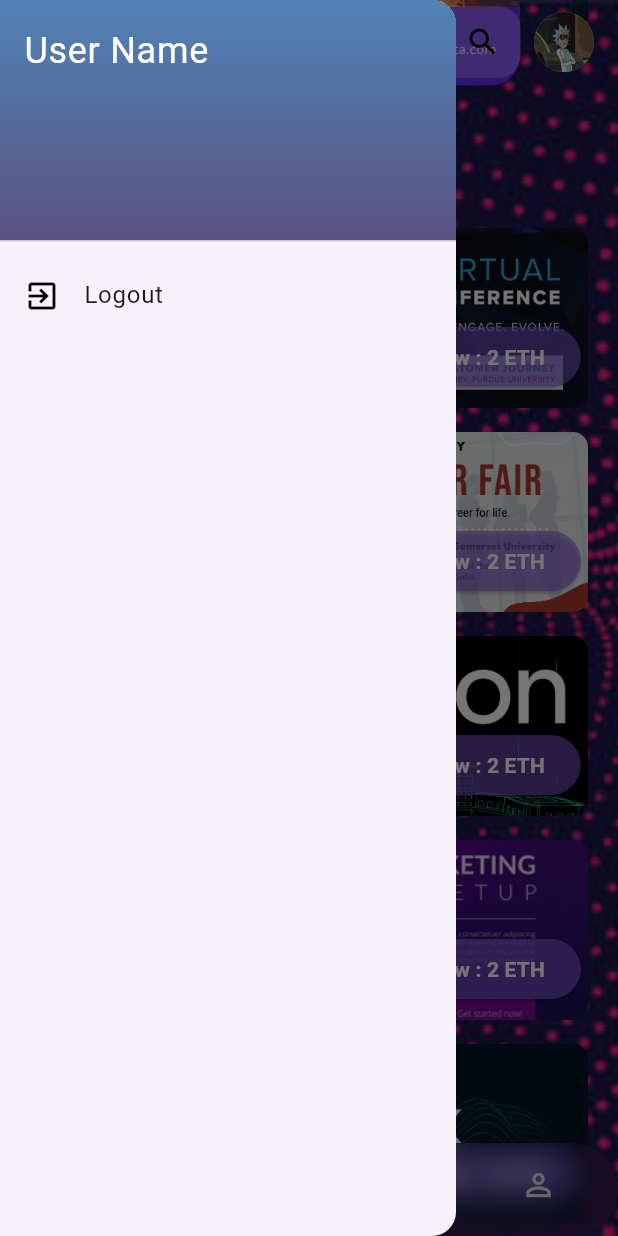
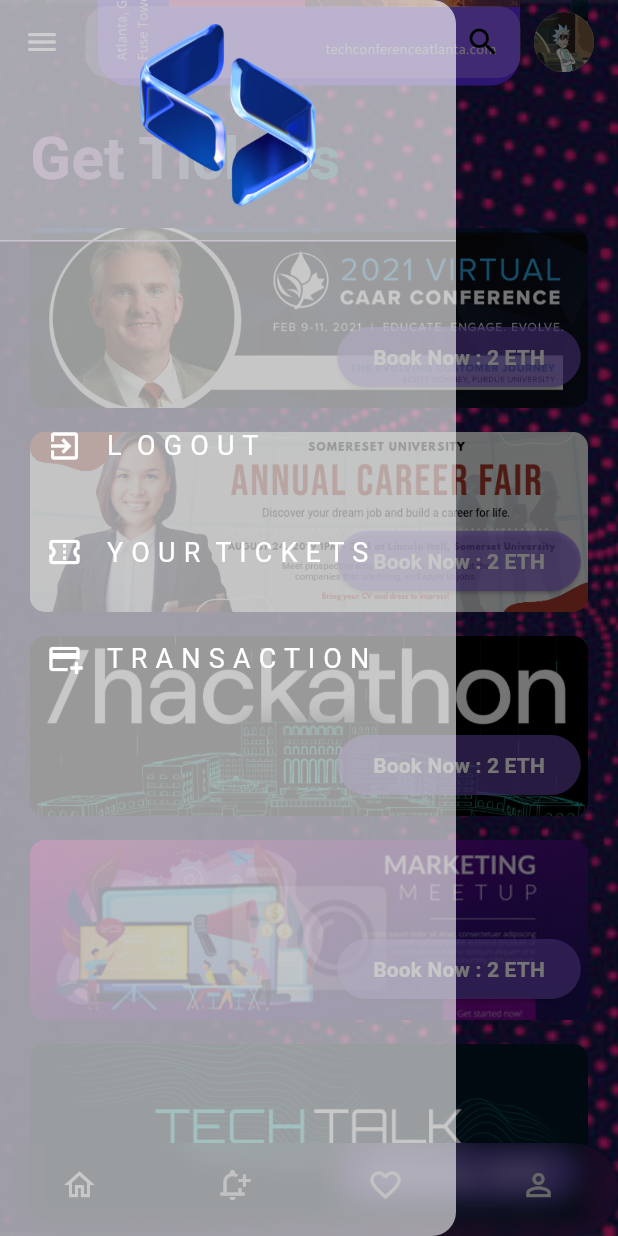
Before and after one commit to mixter3011/EZTicket_app, a Flutter app: the WalletPage screen opened directly, scrolled down 510 dp, after a tap on the "menu" icon, on a phone screen of 412 x 824 dp. Run offline on Flutter 3.47's test engine with Material 3 defaults, Android fonts, the phone set to English and light mode, and no system bars; drawn by our look-alikes of carousel_slider; our stand-ins replace hex, shared_preferences; missing offline and left inert: bip39, ed25519_hd_key, web3dart; accounts and stored records are empty.

Commit message:
Added features: Transaction history and User Tickets

```diff
--- a/lib/pages/payment_confirmation.dart
+++ b/lib/pages/payment_confirmation.dart
@@ -13,12 +13,12 @@
             child: Column(
               mainAxisAlignment: MainAxisAlignment.center, // Align text and button vertically
               children: [
-                Text(
-                  "    Congrats on your Transaction!\n " "Your Ticket has been sent to your \n" "                        Email",
+                const Text(
+                  "    Your Transaction was Succesful!\n " "Your Ticket has been sent to your \n" "                        Wallet",
                   style: TextStyle(
                     fontSize: 24, // Adjust font size as needed
                     fontWeight: FontWeight.bold,
-                    color: const Color.fromARGB(190, 0, 0, 0), // Ensure text is visible on background
+                    color: Color.fromARGB(190, 0, 0, 0), // Ensure text is visible on background
                   ),
                 ),
                 const SizedBox(height: 50), // Add some spacing between text and button
@@ -27,10 +27,10 @@
                     // Handle button press (e.g., navigate to home page)
                     Navigator.push(
                       context,
-                      MaterialPageRoute(builder: (context) => WalletPage()),
+                      MaterialPageRoute(builder: (context) => const WalletPage()),
                     ); // Assuming home page is the previous screen
                   },
-                  child: Text('Return to Home Page'),
+                  child: const Text('Return to Home Page'),
                 ),
               ],
             ),
--- a/lib/pages/wallet_page.dart
+++ b/lib/pages/wallet_page.dart
@@ -90,40 +90,63 @@
         ],
       ),
       drawer: Drawer(
+        backgroundColor: Colors.white.withOpacity(0.6),
         child: ListView(
           padding: EdgeInsets.zero,
           children: [
-            const DrawerHeader(
+             DrawerHeader(
               decoration: BoxDecoration(
                 gradient: LinearGradient(
                   begin: Alignment.topCenter,
                   end: Alignment.bottomCenter,
                   colors: [
-                    Color.fromARGB(255, 81, 131, 181),
-                    Color.fromARGB(255, 90, 83, 132),
+                    Colors.white.withOpacity(0.1),
+                    Colors.white.withOpacity(0.1),
                   ],
                 ),
+                border: const Border(bottom: BorderSide.none),
               ),
-              child: Text(
-                'User Name',
-                style: TextStyle(
-                  color: Colors.white,
-                  fontSize: 24,
-                ),
+              child: Padding(
+                padding: const EdgeInsets.only(bottom:15.0),
+                child: Image.asset('lib/assets/Seatlabnft.png'),
               ),
             ),
-            ListTile(
-              leading: const Icon(Icons.exit_to_app, color: Colors.black),
-              title: const Text('Logout'),
-              onTap: () {
-                Navigator.pop(context);
-              },
+
+            Padding(
+              padding: const EdgeInsets.only(top: 100.0, left: 15.0),
+              child: ListTile(
+                leading: const Icon(Icons.exit_to_app, color: Color.fromARGB(255, 255, 255, 255)),
+                title: const Text('L  O G O U T', style: TextStyle(fontSize: 18, color:Colors.white)),
+                onTap: () {
+                  Navigator.pop(context);
+                },
+              ),
+            ),
+            Padding(
+              padding: const EdgeInsets.only(top: 15.0, left: 15.0),
+              child: ListTile(
+                leading: const Icon(Icons.confirmation_num_outlined, color: Color.fromARGB(255, 255, 255, 255)),
+                title: const Text('Y O U R  T I C K E T S', style: TextStyle(fontSize: 18, color:Colors.white)),
+                onTap: () {
+                  Navigator.pop(context);
+                },
+              ),
+            ),
+            Padding(
+              padding: const EdgeInsets.only(top: 15.0, left: 15.0),
+              child: ListTile(
+                leading: const Icon(Icons.add_card_outlined, color: Color.fromARGB(255, 255, 255, 255)),
+                title: const Text('T R A N S A C T I O N', style: TextStyle(fontSize: 18, color:Colors.white)),
+                onTap: () {
+                  Navigator.pop(context);
+                },
+              ),
             ),
           ],
         ),
       ),
       body: Container(
-        decoration: BoxDecoration(
+        decoration: const BoxDecoration(
           image: DecorationImage(
             image: AssetImage('lib/assets/wave.png'),
             fit: BoxFit.cover,
```
